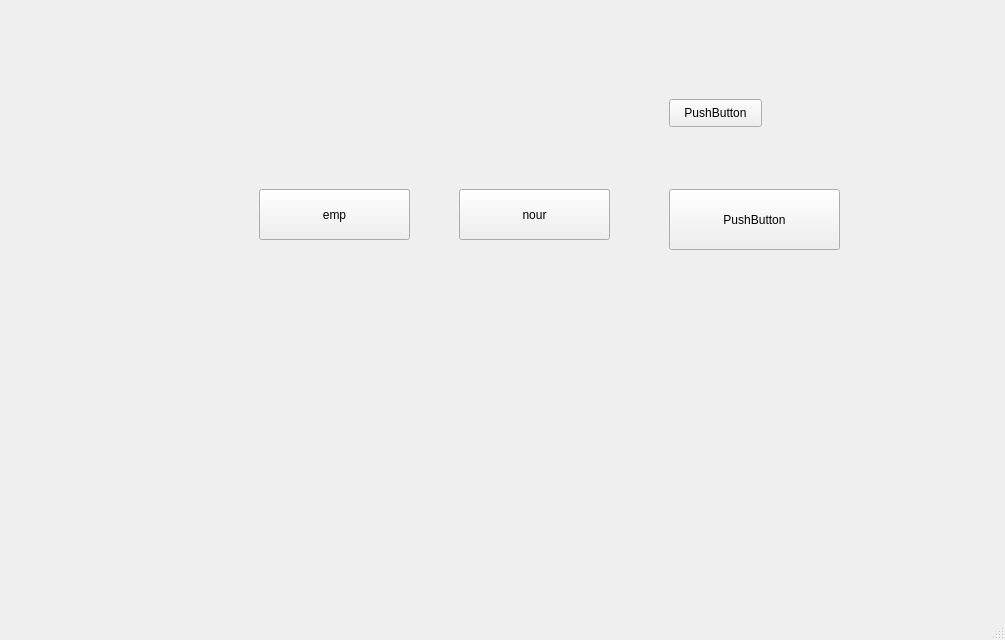
Old version of the form samrtfarm/mainwindow.ui in the repository pricilia1998/pricilia_azemgue.
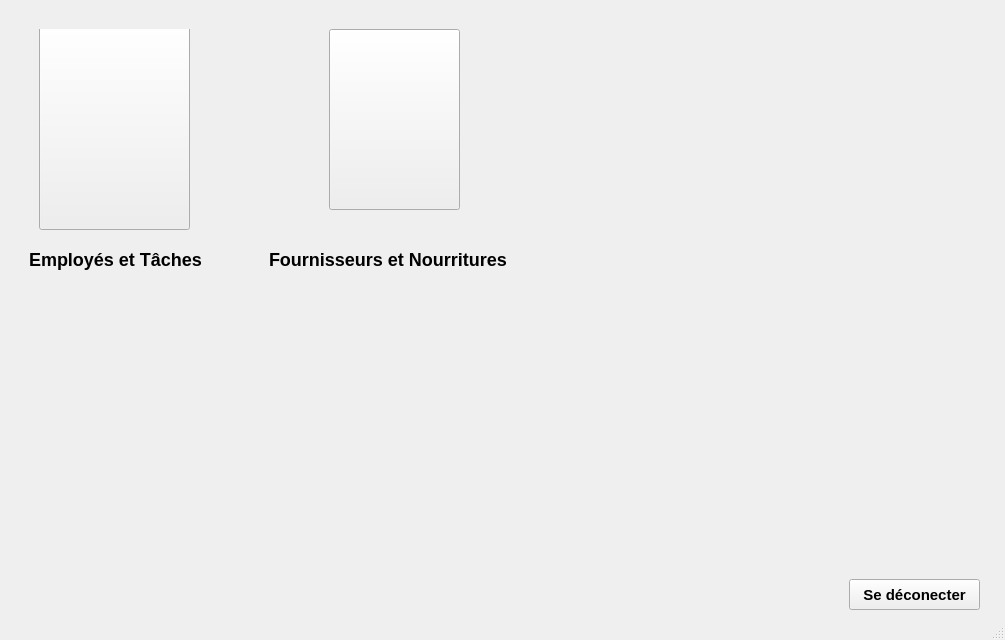
New version of the form. The open tabs and pages were chosen to show the change. Icons and pictures are not drawn.

The edit to the form file:
```diff
--- a/samrtfarm/mainwindow.ui
+++ b/samrtfarm/mainwindow.ui
@@ -10,6 +10,18 @@
     <height>640</height>
    </rect>
   </property>
+  <property name="minimumSize">
+   <size>
+    <width>1005</width>
+    <height>640</height>
+   </size>
+  </property>
+  <property name="maximumSize">
+   <size>
+    <width>1005</width>
+    <height>640</height>
+   </size>
+  </property>
   <property name="windowTitle">
    <string>MainWindow</string>
   </property>
@@ -21,10 +33,10 @@
    <widget class="QStackedWidget" name="stackedWidget">
     <property name="geometry">
      <rect>
-      <x>189</x>
-      <y>69</y>
-      <width>711</width>
-      <height>511</height>
+      <x>19</x>
+      <y>29</y>
+      <width>991</width>
+      <height>601</height>
      </rect>
     </property>
     <property name="styleSheet">
@@ -76,56 +88,101 @@
      </widget>
     </widget>
     <widget class="QWidget" name="page_2">
-     <widget class="QPushButton" name="pushButton_2">
-      <property name="geometry">
-       <rect>
-        <x>480</x>
-        <y>30</y>
-        <width>93</width>
-        <height>28</height>
-       </rect>
-      </property>
-      <property name="text">
-       <string>PushButton</string>
-      </property>
-     </widget>
      <widget class="QPushButton" name="pushButton_3">
       <property name="geometry">
        <rect>
-        <x>70</x>
-        <y>120</y>
+        <x>20</x>
+        <y>-10</y>
         <width>151</width>
-        <height>51</height>
+        <height>211</height>
        </rect>
       </property>
+      <property name="styleSheet">
+       <string notr="true">
+border-image:url(workers.png);
+</string>
+      </property>
       <property name="text">
-       <string>emp</string>
+       <string/>
       </property>
      </widget>
      <widget class="QPushButton" name="pushButton_4">
       <property name="geometry">
        <rect>
-        <x>270</x>
-        <y>120</y>
-        <width>151</width>
-        <height>51</height>
+        <x>310</x>
+        <y>0</y>
+        <width>131</width>
+        <height>181</height>
        </rect>
       </property>
+      <property name="styleSheet">
+       <string notr="true">border-image:url(employe.png);</string>
+      </property>
       <property name="text">
-       <string>nour</string>
+       <string/>
       </property>
      </widget>
-     <widget class="QPushButton" name="pushButton_5">
+     <widget class="QPushButton" name="pushButton_2">
       <property name="geometry">
        <rect>
-        <x>480</x>
-        <y>120</y>
-        <width>171</width>
-        <height>61</height>
+        <x>830</x>
+        <y>550</y>
+        <width>131</width>
+        <height>31</height>
        </rect>
       </property>
+      <property name="styleSheet">
+       <string notr="true">
+	font-family:Arial;
+    font: bold ;
+	font-size:15px;
+
+</string>
+      </property>
       <property name="text">
-       <string>PushButton</string>
+       <string>Se déconecter</string>
+      </property>
+     </widget>
+     <widget class="QLabel" name="label_3">
+      <property name="geometry">
+       <rect>
+        <x>10</x>
+        <y>210</y>
+        <width>221</width>
+        <height>41</height>
+       </rect>
+      </property>
+      <property name="styleSheet">
+       <string notr="true">
+	font-family:Arial;
+    font: bold ;
+	font-size:18px;
+
+</string>
+      </property>
+      <property name="text">
+       <string>Employés et Tâches</string>
+      </property>
+     </widget>
+     <widget class="QLabel" name="label_4">
+      <property name="geometry">
+       <rect>
+        <x>250</x>
+        <y>210</y>
+        <width>291</width>
+        <height>41</height>
+       </rect>
+      </property>
+      <property name="styleSheet">
+       <string notr="true">
+	font-family:Arial;
+    font: bold ;
+	font-size:18px;
+
+</string>
+      </property>
+      <property name="text">
+       <string>Fournisseurs et Nourritures</string>
       </property>
      </widget>
     </widget>
```
Left out of the diff: 92 changed lines with no effect on the pictures.
